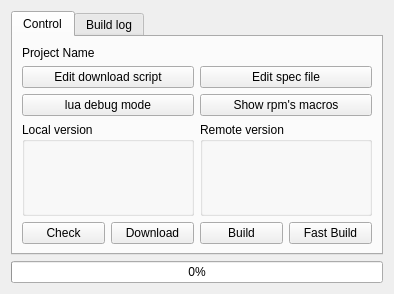
Above: widgets/projectinfowidget.ui from Kicer86/builder before the change. Below: the same form after it.
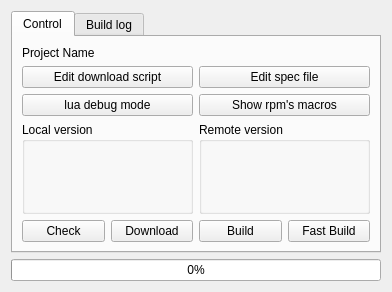
That is the form after the change.

Commit message: added "ToolTips" and "What's this?"

What changed in the file:
```diff
--- a/widgets/projectinfowidget.ui
+++ b/widgets/projectinfowidget.ui
@@ -6,8 +6,8 @@
    <rect>
     <x>0</x>
     <y>0</y>
-    <width>394</width>
-    <height>294</height>
+    <width>392</width>
+    <height>292</height>
    </rect>
   </property>
   <property name="sizePolicy">
```
Left out of the diff: 74 changed lines with no effect on the pictures.
